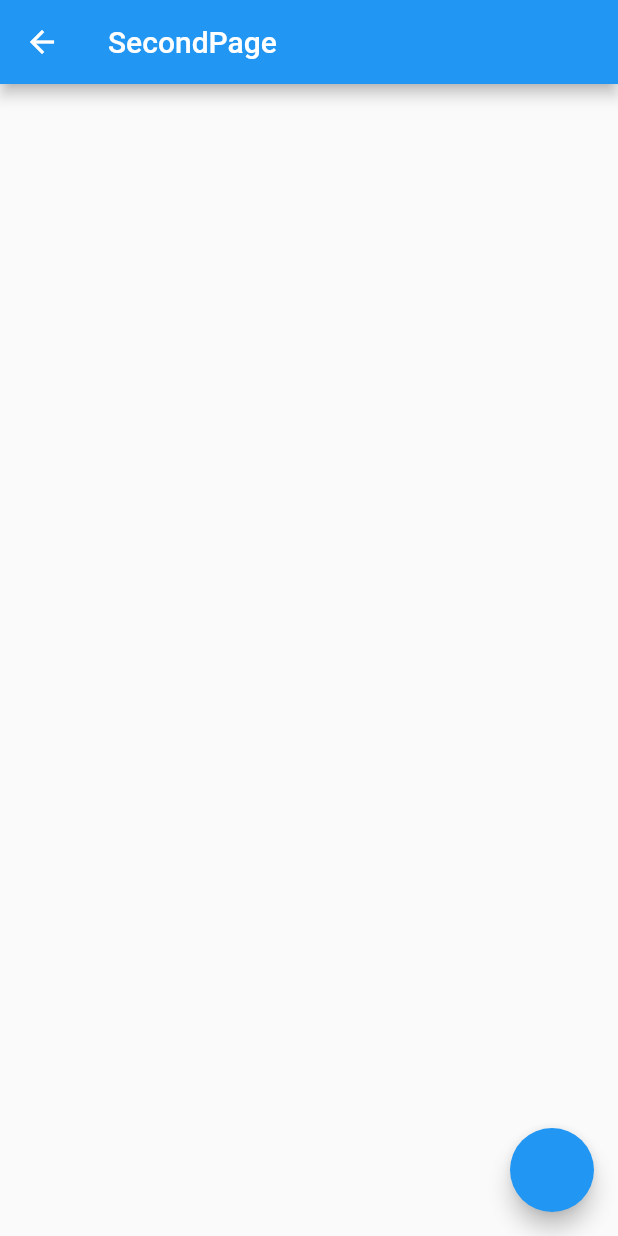
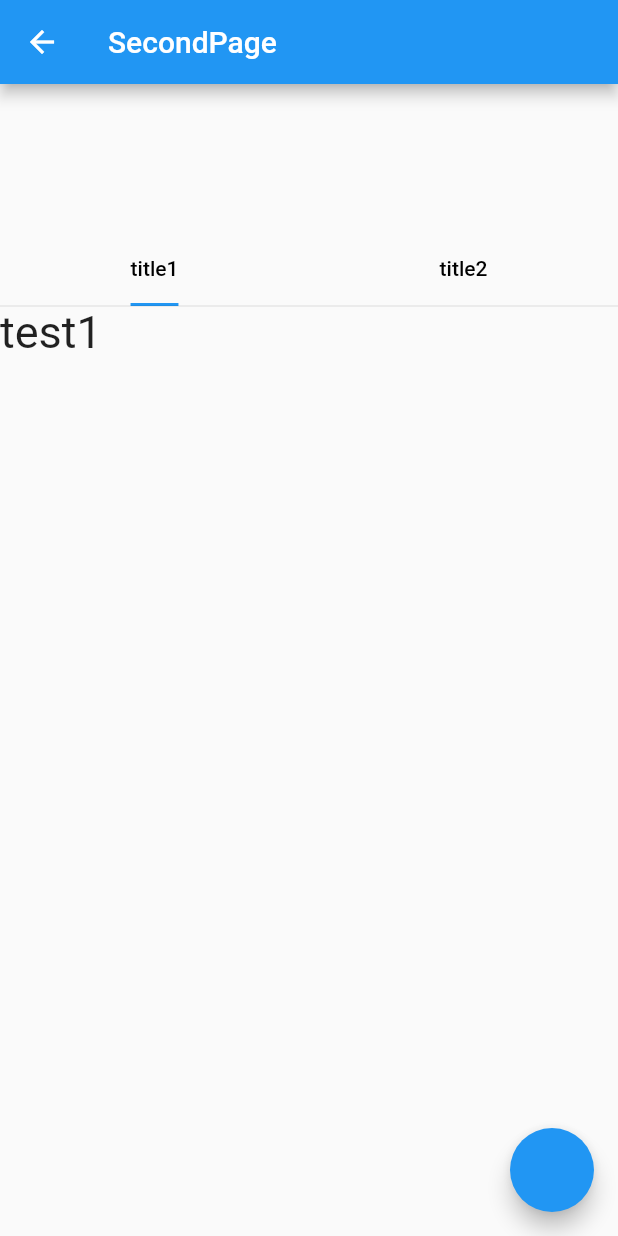
Before and after one commit to kataoka-kk/widget_sample_program, a Flutter app: the SecondPage screen opened directly, on a phone screen of 412 x 824 dp. Run offline on Flutter 3.47's test engine with Material 2 defaults, Android fonts, the phone set to English and light mode, and no system bars.

Commit message:
カスタムタブビューの追加

```diff
--- /dev/null
+++ b/lib/component/inner_tab_controller_stateful.dart
@@ -0,0 +1,103 @@
+import 'package:flutter/material.dart';
+import 'package:flutter/scheduler.dart';
+
+/// https://417.run/pg/flutter-dart/inner-tab/
+/// 上記からコード拝借
+class InnerTabController extends StatefulWidget {
+  final int initialIndex;
+  final List<Widget> tabs;
+  final List<Widget> bodies;
+  final int tebSpaceFlex; // タブを左寄せする場合の割合幅
+  final int freeSpaceFlex; // タブを左寄せする場合の右側の割合幅
+
+  const InnerTabController({
+    Key? key,
+    required this.initialIndex,
+    required this.tabs,
+    required this.bodies,
+    this.tebSpaceFlex = 1,
+    this.freeSpaceFlex = 0,
+  }) : super(key: key);
+
+  @override
+  State<InnerTabController> createState() => _InnerTabControllerState();
+}
+
+class _InnerTabControllerState extends State<InnerTabController>
+    with SingleTickerProviderStateMixin {
+  List<GlobalKey> keys = [];
+  List<double?> bodyHeights = [];
+  late TabController tabController;
+
+  @override
+  void initState() {
+    tabController = TabController(
+        vsync: this,
+        length: widget.tabs.length,
+        initialIndex: widget.initialIndex);
+
+    for (int i = 0; i < widget.tabs.length; i++) {
+      bodyHeights.add(null);
+      keys.add(GlobalKey());
+    }
+    SchedulerBinding.instance.addPostFrameCallback((_) {
+      setState(() {
+        for (int i = 0; i < widget.tabs.length; i++) {
+          /// 下記のコードは下記のサイトを勉強したら理解できそう
+          /// https://zenn.dev/seya/articles/f7ebcd8335eee7
+          bodyHeights[i] = keys[i].currentContext?.size?.height;
+        }
+      });
+    });
+    super.initState();
+  }
+
+  @override
+  void dispose() {
+    tabController.dispose();
+    super.dispose();
+  }
+
+  @override
+  Widget build(BuildContext context) {
+    if (widget.tabs.length != widget.bodies.length) {
+      throw Exception('tabsとbodiesとbodySizesの配列の数を同じにして下さい。');
+    }
+    return Column(
+      children: [
+        Row(
+          children: [
+            Flexible(
+              flex: widget.tebSpaceFlex,
+              child: TabBar(
+                controller: tabController,
+                tabs: widget.tabs,
+                indicatorColor: Colors.blue,
+                indicatorSize: TabBarIndicatorSize.label,
+              ),
+            ),
+            Flexible(
+              flex: widget.freeSpaceFlex,
+              child: const SizedBox(),
+            ),
+          ],
+        ),
+        const Divider(height: 0),
+        if (bodyHeights[tabController.index] == null)
+          Container(
+            key: keys[tabController.index],
+            alignment: Alignment.centerLeft,
+            child: widget.bodies[tabController.index],
+          )
+        else
+          SizedBox(
+            height: bodyHeights[tabController.index],
+            child: TabBarView(
+              controller: tabController,
+              children: widget.bodies,
+            ),
+          ),
+      ],
+    );
+  }
+}
--- a/lib/screen/second_page.dart
+++ b/lib/screen/second_page.dart
@@ -1,5 +1,6 @@
 import 'package:flutter/material.dart';
 
+import '../component/inner_tab_controller_stateful.dart';
 import 'third_page.dart';
 
 class SecondPage extends StatefulWidget {
@@ -16,6 +17,40 @@ class _SecondPageState extends State<SecondPage> {
       appBar: AppBar(
         title: const Text("SecondPage"),
       ),
+      body: Column(
+        children: const [
+          SizedBox(
+            height: 100,
+          ),
+          InnerTabController(
+            initialIndex: 0,
+            tebSpaceFlex: 1,
+            freeSpaceFlex: 0,
+            tabs: [
+              Tab(
+                  child: Text(
+                'title1',
+                style: TextStyle(color: Colors.black),
+              )),
+              Tab(
+                  child: Text(
+                'title2',
+                style: TextStyle(color: Colors.black),
+              )),
+            ],
+            bodies: [
+              Text(
+                'test1',
+                style: TextStyle(fontSize: 30),
+              ),
+              Text(
+                'test2',
+                style: TextStyle(fontSize: 30),
+              ),
+            ],
+          ),
+        ],
+      ),
       floatingActionButton: FloatingActionButton(
         onPressed: () {
           Navigator.of(context).push(
```
Also changed, not shown: 1 other file.
